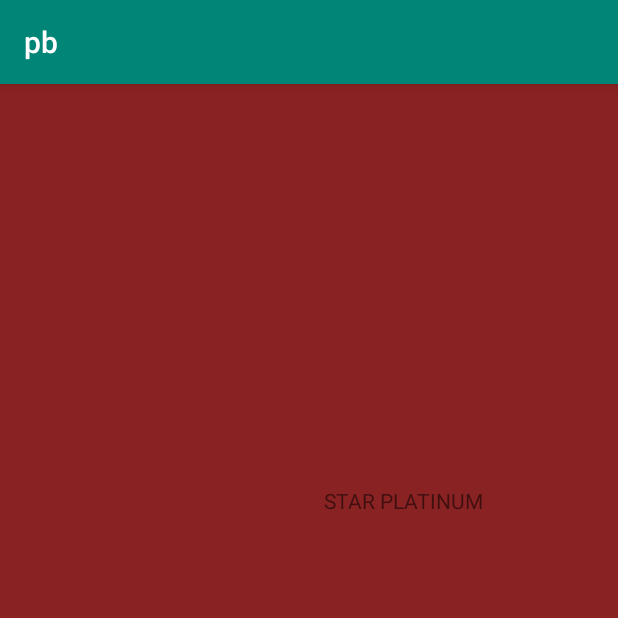
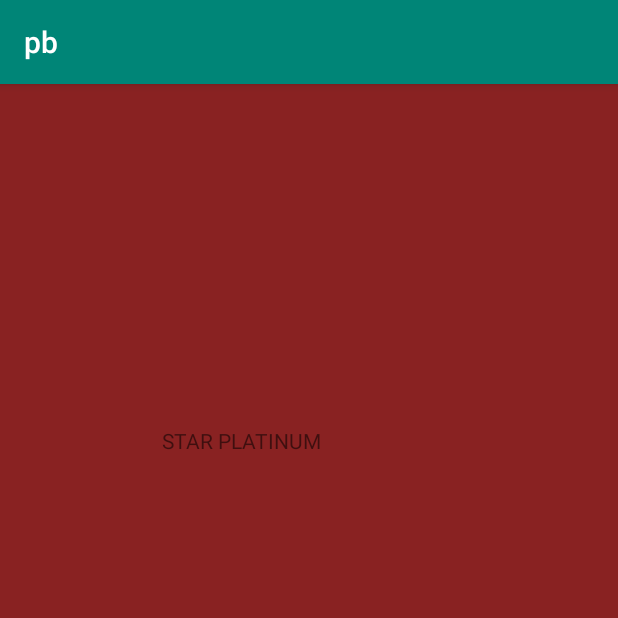
Before and after one commit to ILLUSIONack/Hro-Open-days-app, an Android app: the screen it shows after launch (MainActivity), on a phone screen of 412 x 824 dp, the top half of it. Run offline under Robolectric (Android 15) with nearby library versions, the light colour scheme and no system bars; 1 statement that could not run was skipped.

Commit message:
Github Desktop

```diff
--- a/app/src/main/res/layout/activity_main.xml
+++ b/app/src/main/res/layout/activity_main.xml
@@ -11,8 +11,8 @@
         android:id="@+id/textView"
         android:layout_width="wrap_content"
         android:layout_height="wrap_content"
-        android:layout_marginStart="216dp"
-        android:layout_marginTop="268dp"
+        android:layout_marginStart="108dp"
+        android:layout_marginTop="228dp"
         android:text="STAR PLATINUM"
         app:layout_constraintStart_toStartOf="parent"
         app:layout_constraintTop_toTopOf="parent" />
```
